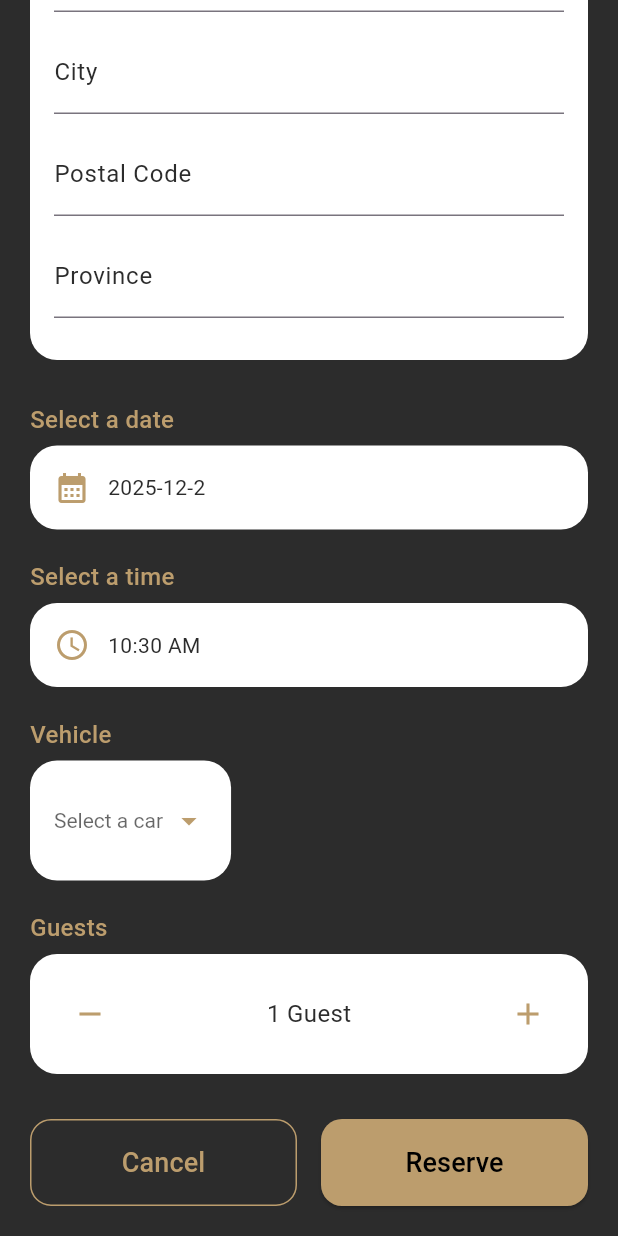
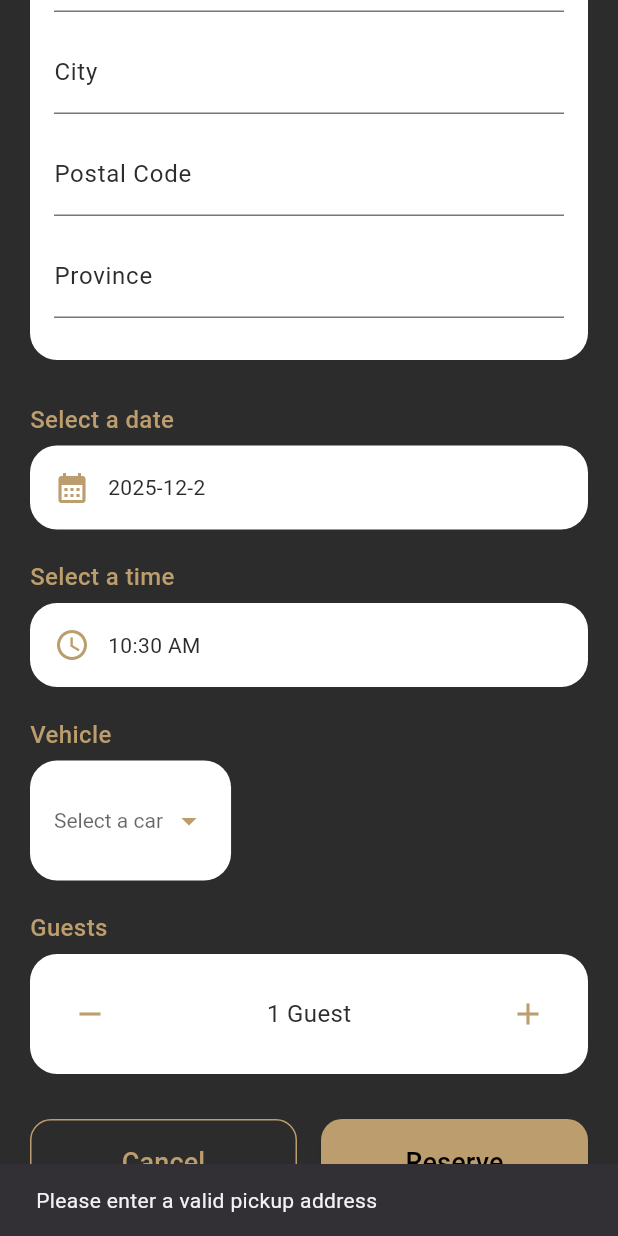
Before and after one commit to JonathanMarkovic/luxury-chauffeur, a Flutter app: the BookScreen screen opened directly with empty values, scrolled down 466 dp, after a tap on "Reserve", on a phone screen of 412 x 824 dp. Run offline on Flutter 3.47's test engine with Material 3 defaults, Android fonts, the phone set to English and light mode, and no system bars; our stand-ins replace cloud_firestore, firebase_auth, firebase_core, rxdart; accounts and stored records are empty.

Commit message:
Added check for vehicle capacity in addReservation

```diff
--- a/lib/reservation_screen.dart
+++ b/lib/reservation_screen.dart
@@ -99,8 +99,6 @@ class _BookScreenState extends State<BookScreen> {
     pickupPostalCode = _pickupPostalCodeController.text.trim();
     pickupProvince = _pickupProvinceController.text.trim();
 
-    // Car = _selectedVehicle!;
-    // guestCount = _guestCount;
     if (!FirestoreVariables.isValidAddress(pickupAddress)) {
       return "Please enter a valid pickup address";
     }
@@ -114,6 +112,10 @@ class _BookScreenState extends State<BookScreen> {
     print(pickupPostalCode.codeUnits);
     if (!FirestoreVariables.isValidPostalCode(pickupPostalCode)) {
       return "Please enter a valid pickup postal code";
+    }
+
+    if (!await FirestoreVariables.isValidGuestCount(_guestCount, _selectedVehicle!)) {
+      return "Please enter a valid guest count";
     }
 
     dropoffAddress = _dropoffAddressController.text.trim();
@@ -138,7 +140,7 @@ class _BookScreenState extends State<BookScreen> {
     }
 
     if (!(await FirestoreVariables.isValidTime(_selectedDate, _selectedTime))) {
-      return "Please enter a vlid time";
+      return "Please enter a valid time";
     }
 
     print(_selectedTime);
@@ -333,7 +335,11 @@ class _BookScreenState extends State<BookScreen> {
                           padding: const EdgeInsets.symmetric(vertical: 16),
                         ),
                         onPressed: () async {
-                          print(await addReservation());
+                          String? reservation = await addReservation();
+                          print(reservation);
+                          ScaffoldMessenger.of(context).showSnackBar(
+                              SnackBar(content: Text("$reservation"))
+                          );
                         },
                         child: const Text("Reserve",
                             style: TextStyle(fontSize: 18)),
```
Also changed, not shown: lib/firestore_variables.dart (+10 -5 lines), 1 other file.
